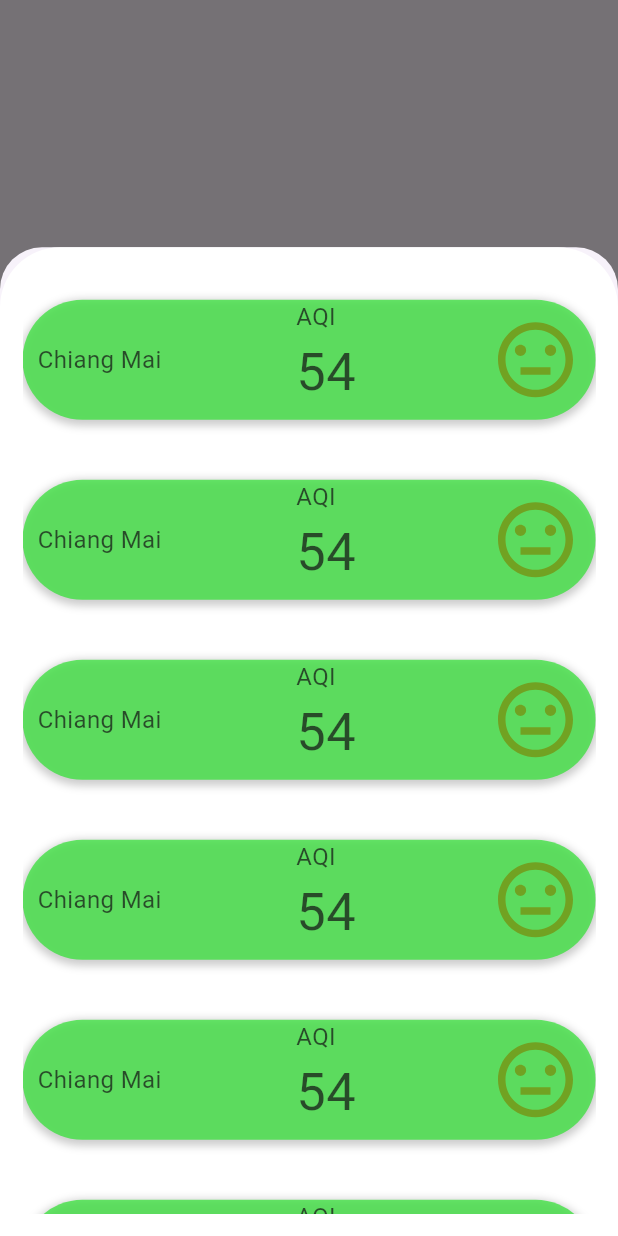
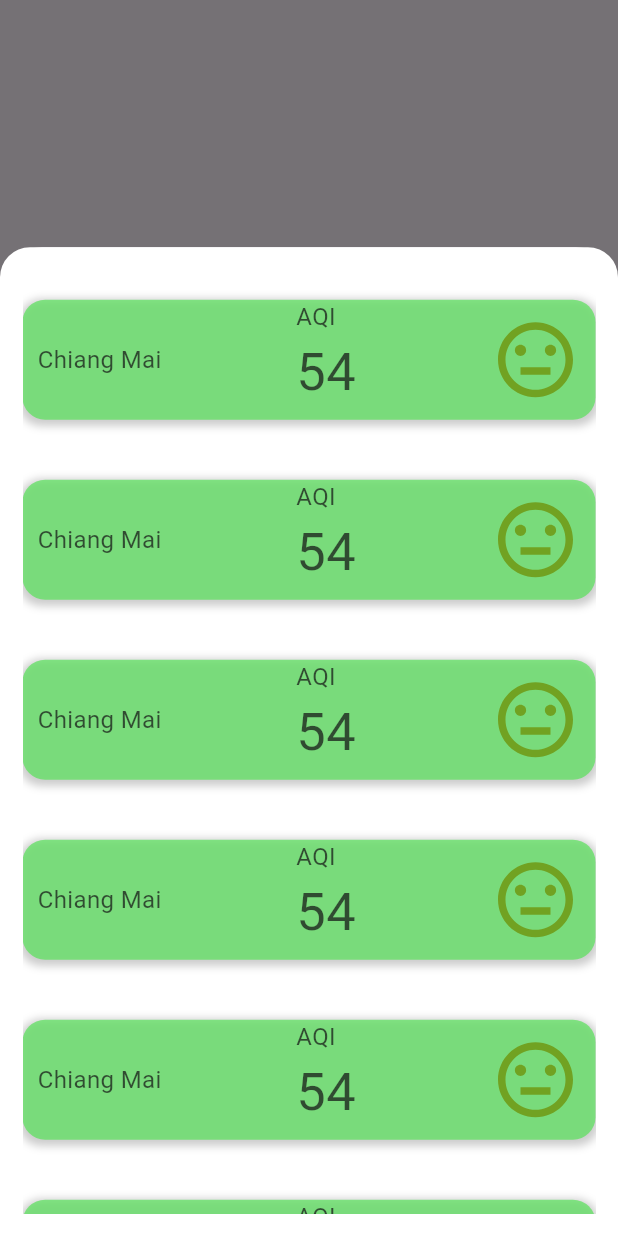
Before and after one commit to Imweeraya/AQI_Project_Flutter, a Flutter app: the screen it shows after launch, after a tap on "Press Me", on a phone screen of 412 x 824 dp. Run offline on Flutter 3.47's test engine with Material 3 defaults, Android fonts, the phone set to English and light mode, and no system bars; our stand-ins replace flutter_svg.

```diff
--- a/apps/core/lib/layouts/modal-bottom-sheet.dart
+++ b/apps/core/lib/layouts/modal-bottom-sheet.dart
@@ -1,3 +1,5 @@
+// ignore_for_file: prefer_const_constructors
+
 import 'package:flutter/material.dart';
 import 'package:flutter_svg/flutter_svg.dart';
 
@@ -10,9 +12,9 @@ class BottomSheetWidget extends StatelessWidget {
       heightFactor: 0.8,
       child: Container(
         decoration: const BoxDecoration(
-          color: Colors.white,
+          color: Color.fromARGB(255, 255, 255, 255),
           borderRadius: BorderRadius.vertical(
-            top: Radius.circular(40.0),
+            top: Radius.circular(20.0),
           ),
         ),
         child: Padding(
@@ -25,8 +27,8 @@ class BottomSheetWidget extends StatelessWidget {
                   height: 80,
                   margin: const EdgeInsets.only(top: 20.0, bottom: 20),
                   decoration: BoxDecoration(
-                    color: Color.fromARGB(185, 49, 225, 52),
-                    borderRadius: BorderRadius.circular(60.0),
+                    color: Color.fromARGB(174, 83, 226, 85),
+                    borderRadius: BorderRadius.circular(15.0),
                     boxShadow: [
                       BoxShadow(
                         color: Colors.black.withOpacity(0.2),
```
